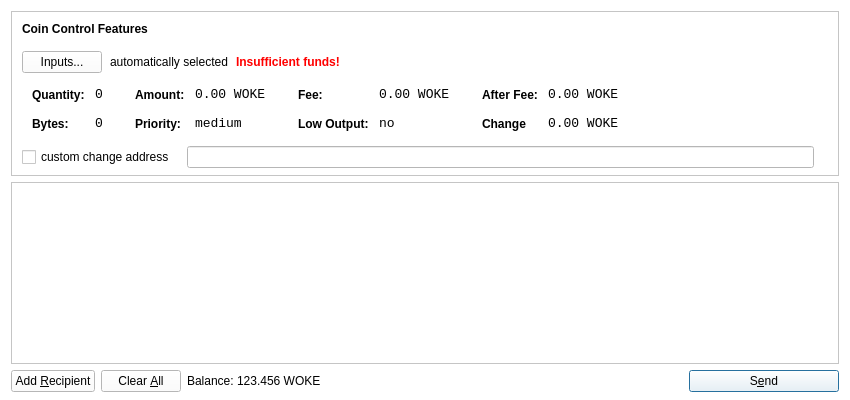
This is src/qt/forms/sendcoinsdialog.ui in ulandort/WOKEcash as Qt 5 draws it before an edit. The edited form follows.
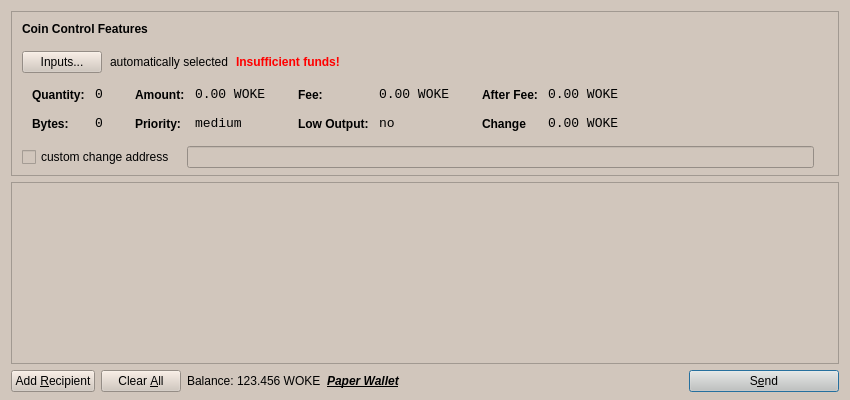
This is the edited form. Icons and pictures are not drawn.

Diff of the .ui file:
```diff
--- a/src/qt/forms/sendcoinsdialog.ui
+++ b/src/qt/forms/sendcoinsdialog.ui
@@ -15,7 +15,7 @@
   </property>
   <property name="styleSheet">
    <string notr="true">color: rgb(0, 0, 0);
-background: white
+background: rgb(209, 198, 188);
 
 </string>
   </property>
@@ -765,6 +765,20 @@
        </item>
       </layout>
      </item>
+     <item>
+      <widget class="QLabel" name="label_2">
+       <property name="styleSheet">
+        <string notr="true">background: transparent;
+border: transparent;</string>
+       </property>
+       <property name="text">
+        <string>&lt;html&gt;&lt;head/&gt;&lt;body&gt;&lt;p&gt;&lt;a href=&quot;http://paperwallet.wokecash.com/?currency=WOKE&quot;&gt;&lt;span style=&quot; font-weight:600; font-style:italic; text-decoration: underline; color:#000000;&quot;&gt;Paper Wallet&lt;/span&gt;&lt;/a&gt;&lt;/p&gt;&lt;/body&gt;&lt;/html&gt;</string>
+       </property>
+       <property name="openExternalLinks">
+        <bool>true</bool>
+       </property>
+      </widget>
+     </item>
      <item>
       <spacer name="horizontalSpacer">
        <property name="orientation">
```
